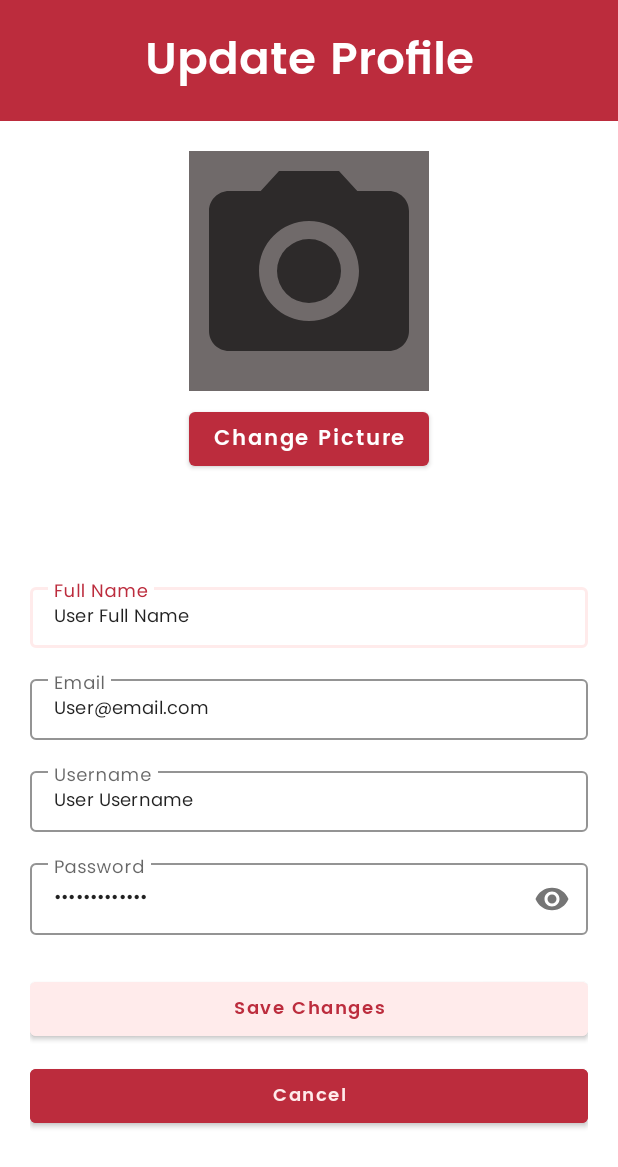
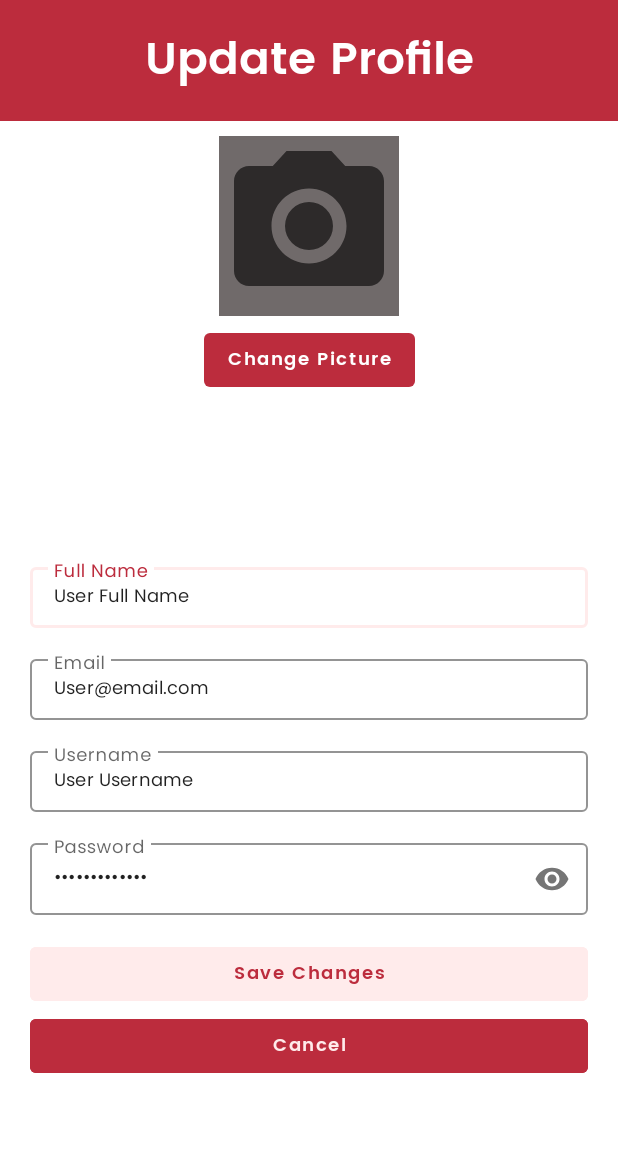
Before and after one commit to nabilaph/projectAmori, an Android app: the UpdateProfile screen opened directly, with no data from a screen before it, on a phone screen of 412 x 824 dp. Shown: the top 1167 px of the screen. Run offline under Robolectric (Android 15) with nearby library versions, the phone set to English and light mode, and no system bars.

Commit message:
3rd commit

```diff
--- a/app/src/main/AndroidManifest.xml
+++ b/app/src/main/AndroidManifest.xml
@@ -12,7 +12,10 @@
         android:label="@string/app_name"
         android:roundIcon="@mipmap/amori_logo_foreground"
         android:supportsRtl="true"
-        android:theme="@style/AppTheme">
+        android:theme="@style/AppTheme"
+        android:hardwareAccelerated="false"
+        android:largeHeap="true">
+
 
         <activity
             android:name=".UpdateProfile"
--- a/app/src/main/java/com/example/amoriproject/UpdateProfile.java
+++ b/app/src/main/java/com/example/amoriproject/UpdateProfile.java
@@ -62,7 +62,7 @@ public class UpdateProfile extends AppCompatActivity {
         profPic.setOnClickListener(new View.OnClickListener() {
             @Override
             public void onClick(View v) {
-                Intent gallery = new Intent;
+                Intent gallery = new Intent();
                 gallery.setType("image/*");
                 gallery.setAction(Intent.ACTION_GET_CONTENT);
 
--- a/app/src/main/java/com/example/amoriproject/nav_fragment/HomeFragment.java
+++ b/app/src/main/java/com/example/amoriproject/nav_fragment/HomeFragment.java
@@ -4,6 +4,7 @@ import android.content.Intent;
 import android.content.SharedPreferences;
 import android.os.Bundle;
 
+import androidx.cardview.widget.CardView;
 import androidx.fragment.app.Fragment;
 
 import android.view.LayoutInflater;
@@ -20,7 +21,7 @@ import static android.content.Context.MODE_PRIVATE;
 public class HomeFragment extends Fragment {
 
     // define variables
-    Button Makeup, Skincare, bodyCare, beautyTools;
+    CardView Makeup, Skincare, bodyCare, beautyTools;
 
     View myFragment;
 
--- a/app/src/main/res/layout/activity_update_profile.xml
+++ b/app/src/main/res/layout/activity_update_profile.xml
@@ -26,9 +26,9 @@
 
     <ImageView
         android:id="@+id/profilePic"
-        android:layout_width="160dp"
-        android:layout_height="160dp"
-        android:layout_marginTop="20dp"
+        android:layout_width="120dp"
+        android:layout_height="120dp"
+        android:layout_marginTop="10dp"
         android:background="@color/kGreyColor"
         android:gravity="center"
         android:src="@drawable/ic_pict"
@@ -40,10 +40,11 @@
 
     <Button
         android:id="@+id/button"
-        android:layout_width="160dp"
+        android:layout_width="wrap_content"
         android:layout_height="wrap_content"
-        android:layout_marginTop="8dp"
+        android:layout_marginTop="5dp"
         android:text="Change Picture"
+        android:textSize="12sp"
         android:fontFamily="@font/poppins_semibold"
         android:textAllCaps="false"
         app:layout_constraintEnd_toEndOf="parent"
@@ -56,6 +57,7 @@
         android:layout_height="wrap_content"
         android:orientation="vertical"
         android:paddingHorizontal="20dp"
+        android:layout_marginTop="5dp"
         app:layout_constraintBottom_toBottomOf="parent"
         app:layout_constraintEnd_toEndOf="parent"
         app:layout_constraintStart_toStartOf="parent"
@@ -167,7 +169,6 @@
             android:layout_width="match_parent"
             android:layout_height="wrap_content"
             android:layout_gravity="center"
-            android:layout_marginTop="10dp"
             android:backgroundTint="@color/kPrimaryLightColor"
             android:fontFamily="@font/poppins_semibold"
             android:text="Save Changes"
@@ -180,7 +181,6 @@
             android:layout_width="match_parent"
             android:layout_height="wrap_content"
             android:layout_gravity="center"
-            android:layout_marginTop="10dp"
             android:backgroundTint="@color/kPrimaryColor"
             android:fontFamily="@font/poppins_semibold"
             android:text="Cancel"
```
